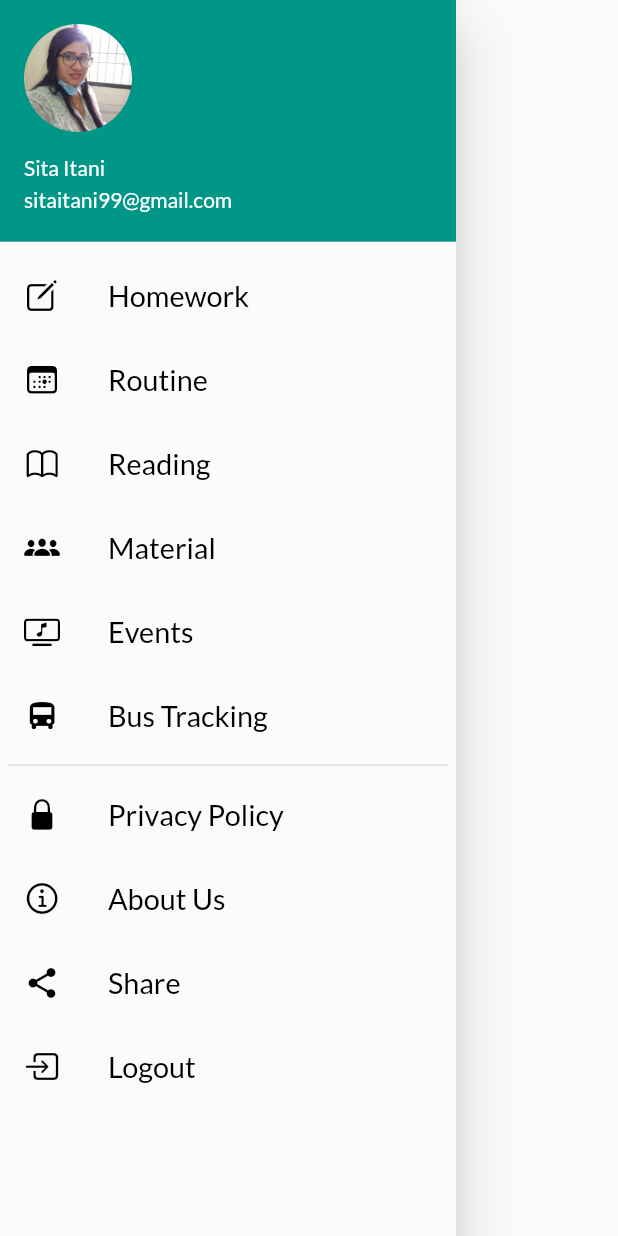
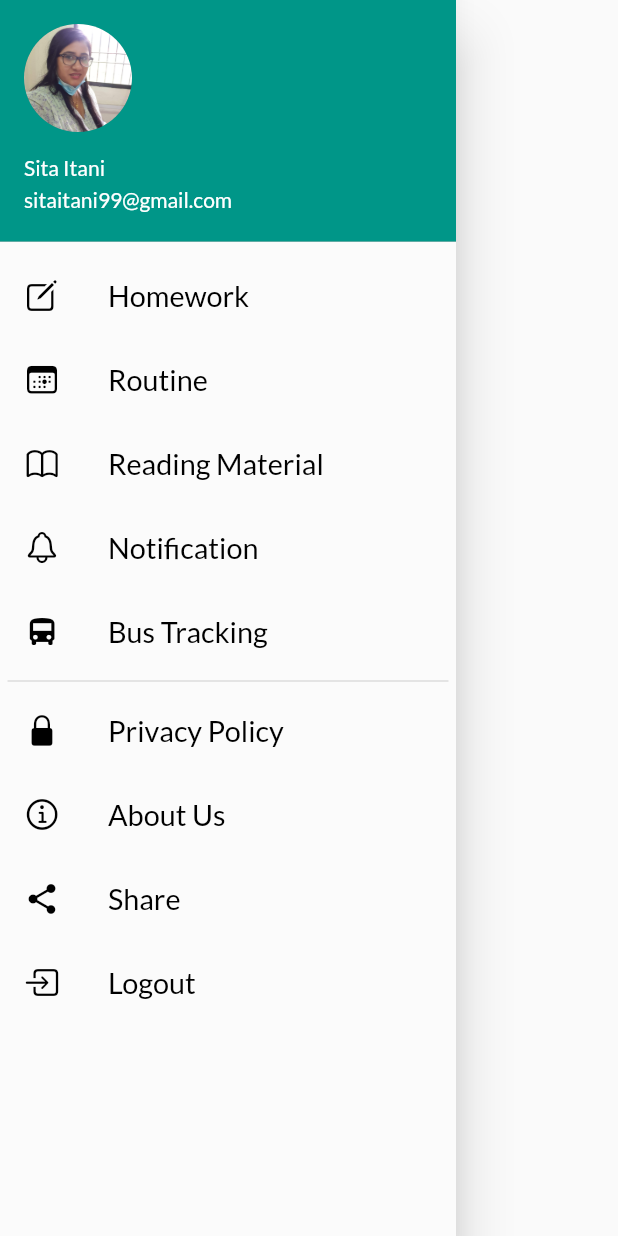
Before and after one commit to sitaitani/30DaysOfFlutter, a Flutter app: the MyDrawer widget shown alone on an empty page, opened directly, on a phone screen of 412 x 824 dp. Run offline on Flutter 3.47's test engine with Material 2 defaults, Android fonts, the phone set to English and light mode, and no system bars; our stand-ins replace google_fonts, share_plus, webview_flutter.

Commit message:
Added about homework,notification,readingmaterial, share

```diff
--- a/lib/widgets/drawer.dart
+++ b/lib/widgets/drawer.dart
@@ -1,7 +1,11 @@
 import 'package:flutter/cupertino.dart';
 import 'package:flutter/material.dart';
+import 'package:flutter_application_2/widgets/readingmaterial.dart';
+import 'package:flutter_application_2/widgets/routine.dart';
 import 'package:flutter_application_2/widgets/webview.dart';
 import 'package:share_plus/share_plus.dart';
+
+import 'homework.dart';
 
 class MyDrawer extends StatelessWidget {
   const MyDrawer({Key? key}) : super(key: key);
@@ -40,7 +44,12 @@ class MyDrawer extends StatelessWidget {
                 style: TextStyle(
                   color: Colors.black,
                 ),
-                )),
+              ),
+              onTap: () => {
+                Navigator.of(context).push(
+                    MaterialPageRoute(builder: (context) => ListViewHomework()))
+              },
+            ),
             ListTile(
               leading: Icon(
                 CupertinoIcons.calendar_today,
@@ -52,43 +61,57 @@ class MyDrawer extends StatelessWidget {
                 style: TextStyle(
                   color: Colors.black,
                 ),
-                )),
+              ),
+              onTap: () => {
+                Navigator.of(context)
+                    .push(MaterialPageRoute(builder: (context) => Routine()))
+              },
+            ),
             ListTile(
               leading: Icon(
                 CupertinoIcons.book,
                 color: Colors.black,
               ),
               title: Text(
-                  "Reading",
+                "Reading Material",
                 textScaleFactor: 1.2,
                 style: TextStyle(
                   color: Colors.black,
                 ),
-                )),
+              ),
+              onTap: () => {
+                Navigator.of(context).push(
+                    MaterialPageRoute(builder: (context) => ReadingMaterial()))
+              },
+            ),
+            //ListTile(
+            //leading: Icon(
+            //CupertinoIcons.group_solid,
+            //color: Colors.black,
+            //),
+            //title: Text(
+            // "Material",
+            //textScaleFactor: 1.2,
+            //style: TextStyle(
+            //color: Colors.black,
+            //),
+            //)),
             ListTile(
                 leading: Icon(
-                  CupertinoIcons.group_solid,
+                  CupertinoIcons.bell,
                   color: Colors.black,
                 ),
                 title: Text(
-                  "Material",
+                  "Notification",
                   textScaleFactor: 1.2,
                   style: TextStyle(
                     color: Colors.black,
                   ),
-                )),
-            ListTile(
-                leading: Icon(
-                  CupertinoIcons.tv_music_note,
-                  color: Colors.black,
                 ),
-                title: Text(
-                  "Events",
-                  textScaleFactor: 1.2,
-                  style: TextStyle(
-                    color: Colors.black,
-                  ),
-                )),
+                 onTap: () => {
+                Navigator.of(context).push(
+                    MaterialPageRoute(builder: (context) => Notification()))
+              },),
             ListTile(
                 leading: Icon(
                   CupertinoIcons.bus,
@@ -125,7 +148,7 @@ class MyDrawer extends StatelessWidget {
                     builder: (context) => WebviewExample(
                         url:
                             "https://sites.google.com/view/eschoolproject/privacypolicy",
-                        title: "About Us")))
+                        title: "Privacy Policy")))
               },
             ),
             ListTile(
```
Also changed, not shown: lib/widgets/homework.dart (added, +29 -0 lines), lib/widgets/notification.dart (added, +62 -0 lines), lib/widgets/readingmaterial.dart (added, +29 -0 lines), lib/widgets/routine.dart (added, +18 -0 lines), assets/images/Routine.jpg (added), 1 other file. Lines whose indentation alone changed are shown as unchanged.
